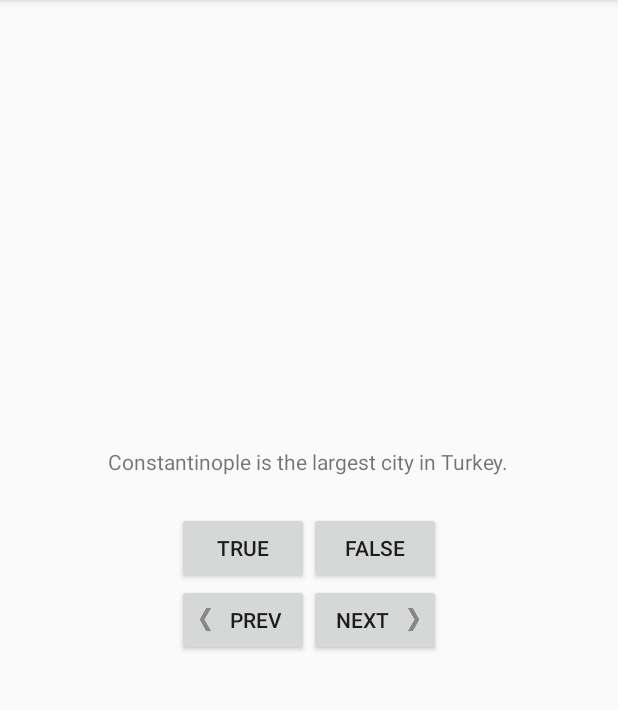
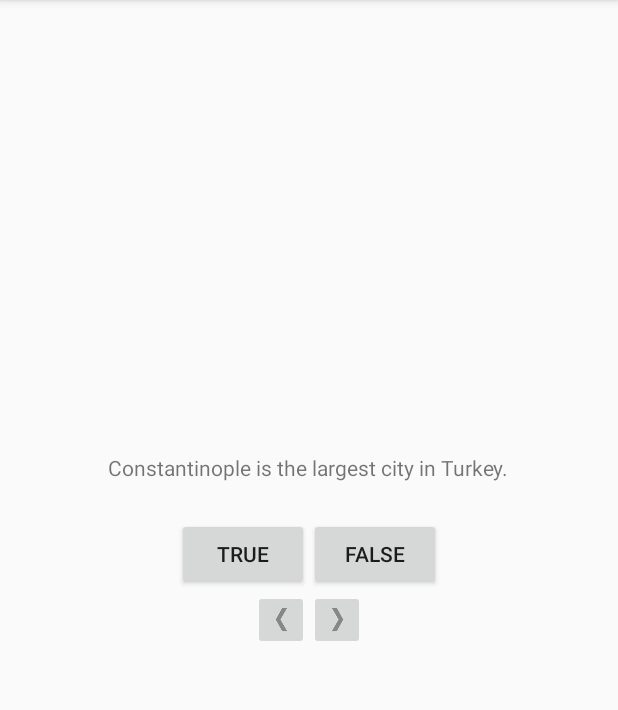
Before and after one commit to guillemc/android-bignerdranch-geoquiz, an Android app: the screen it shows after launch (QuizActivity), on a phone screen of 412 x 824 dp, the part 84-794 px from its top. Run offline under Robolectric (Android 15) with nearby library versions, the phone set to English and light mode, and no system bars.

Commit message:
ImageButtons

```diff
--- a/app/src/main/java/com/bignerdranch/android/geoquiz/QuizActivity.java
+++ b/app/src/main/java/com/bignerdranch/android/geoquiz/QuizActivity.java
@@ -9,6 +9,7 @@ import android.view.View;
 import android.view.Menu;
 import android.view.MenuItem;
 import android.widget.Button;
+import android.widget.ImageButton;
 import android.widget.TextView;
 import android.widget.Toast;
 
@@ -16,8 +17,8 @@ public class QuizActivity extends AppCompatActivity {
 
     private Button mTrueButton;
     private Button mFalseButton;
-    private Button mNextButton;
-    private Button mPrevButton;
+    private ImageButton mNextButton;
+    private ImageButton mPrevButton;
 
     private TextView mQuestionTextView;
 
@@ -93,7 +94,7 @@ public class QuizActivity extends AppCompatActivity {
             }
         });
 
-        mNextButton = (Button) findViewById(R.id.next_button);
+        mNextButton = (ImageButton) findViewById(R.id.next_button);
         mNextButton.setOnClickListener(new View.OnClickListener() {
             @Override
             public void onClick(View v) {
@@ -101,7 +102,7 @@ public class QuizActivity extends AppCompatActivity {
             }
         });
 
-        mPrevButton = (Button) findViewById(R.id.prev_button);
+        mPrevButton = (ImageButton) findViewById(R.id.prev_button);
         mPrevButton.setOnClickListener(new View.OnClickListener() {
             @Override
             public void onClick(View v) {
--- a/app/src/main/res/layout/content_quiz.xml
+++ b/app/src/main/res/layout/content_quiz.xml
@@ -34,18 +34,18 @@
         android:layout_height="wrap_content"
         android:orientation="horizontal">
 
-    <Button
+    <ImageButton
         android:id="@+id/prev_button"
         android:layout_width="wrap_content"
         android:layout_height="wrap_content"
-        android:text="@string/prev_button"
-        android:drawableLeft="@drawable/arrow_left" android:drawablePadding="4dp" />
-    <Button
+        android:contentDescription="@string/prev_button"
+        android:src="@drawable/arrow_left" />
+    <ImageButton
         android:id="@+id/next_button"
         android:layout_width="wrap_content"
         android:layout_height="wrap_content"
-        android:text="@string/next_button"
-        android:drawableRight="@drawable/arrow_right" android:drawablePadding="4dp" />
+        android:contentDescription="@string/next_button"
+        android:src="@drawable/arrow_right" />
     </LinearLayout>
 
 </LinearLayout>
```
